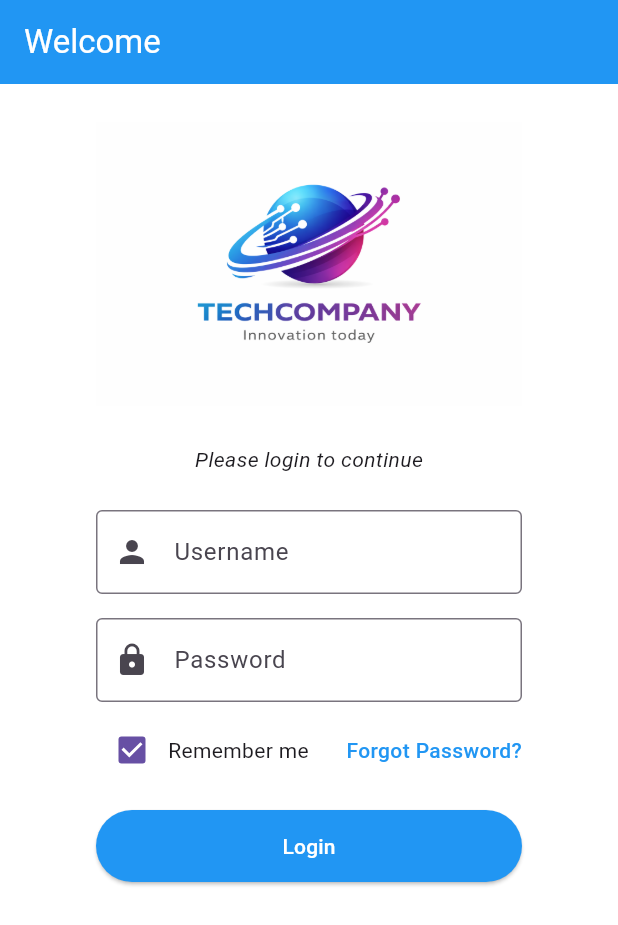
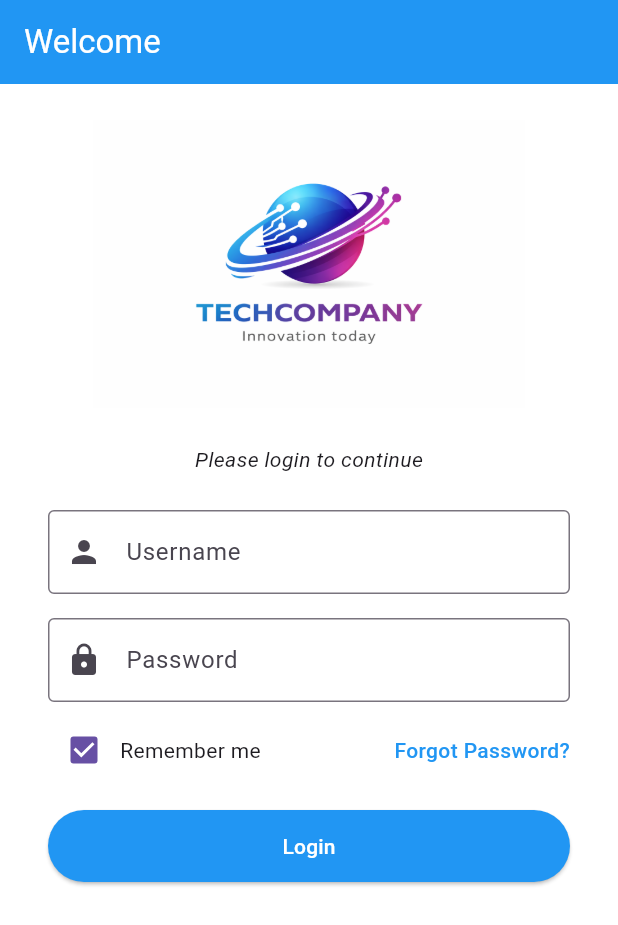
Before and after one commit to davidhepp/mobile-applications-portfolio, a Flutter app: the screen it shows after launch, on a phone screen of 412 x 824 dp. Shown: the top 925 px of the screen. Run offline on Flutter 3.47's test engine with Material 3 defaults, Android fonts, the phone set to English and light mode, and no system bars.

Commit message:
fix: reduced padding from 64 to 32 so items are more spaced

```diff
--- a/homework_1/lib/main.dart
+++ b/homework_1/lib/main.dart
@@ -22,7 +22,7 @@ class MainApp extends StatelessWidget {
         ),
         body: SafeArea(
           child: Padding(
-            padding: EdgeInsets.symmetric(horizontal: 64.0),
+            padding: EdgeInsets.symmetric(horizontal: 32.0),
             child: Column(
               children: [
                 const SizedBox(height: 24),
@@ -48,7 +48,7 @@ class MainApp extends StatelessWidget {
                           ),
                           const SizedBox(height: 16),
                           const TextField(
-                            obscureText:  true,
+                            obscureText: true,
                             decoration: InputDecoration(
                               labelText: 'Password',
                               hintText: 'Enter Your Password',
@@ -58,9 +58,11 @@ class MainApp extends StatelessWidget {
                           ),
                           const SizedBox(height: 8),
 
-                          Row(children: [Checkbox
-                          (value: true,
-                          onChanged: (bool? value){},
+                          Row(
+                            children: [
+                              Checkbox(
+                                value: true,
+                                onChanged: (bool? value) {},
                               ),
                               const Text('Remember me'),
                               const Spacer(),
@@ -78,8 +80,6 @@ class MainApp extends StatelessWidget {
                               ),
                             ],
                           ),
-
-
 
                           const SizedBox(height: 16),
                           ElevatedButton(
```
Lines whose indentation alone changed are shown as unchanged.
